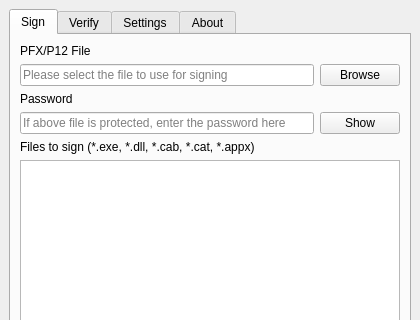
Before: the Qt Designer form src/mainwindow.ui in GlitchedPolygons/SigntoolGUI, drawn with Qt 5; both pictures show x 0 to 420 and y 0 to 320 of the 420 by 630 pixel window.
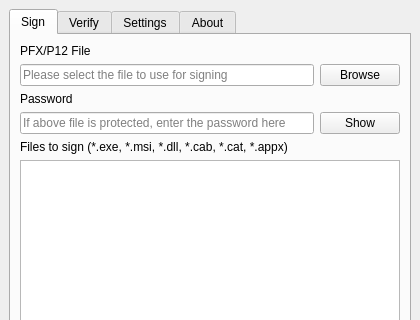
After: the same form once the commit is applied. Custom widgets are drawn as their Qt base class.

Commit message: Implemented file extension check to prevent dragging and dropping junk into the list of files to sign/verify.

The edit to the form file:
```diff
--- a/src/mainwindow.ui
+++ b/src/mainwindow.ui
@@ -119,7 +119,7 @@
         <item>
          <widget class="QLabel" name="labelFilesToSign">
           <property name="text">
-           <string>Files to sign (*.exe, *.dll, *.cab, *.cat, *.appx)</string>
+           <string>Files to sign (*.exe, *.msi, *.dll, *.cab, *.cat, *.appx)</string>
           </property>
          </widget>
         </item>
```
Left out of the diff: 12 changed lines with no effect on the pictures. The commit also changes 3 other files.
